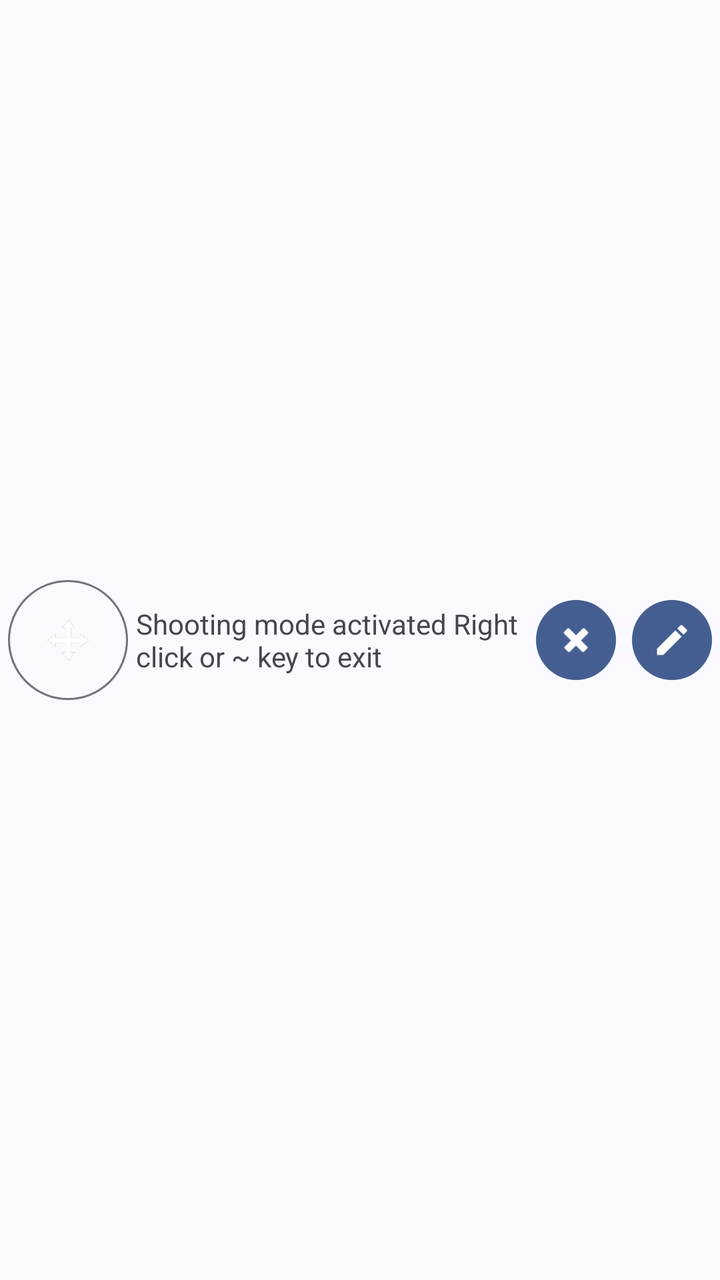
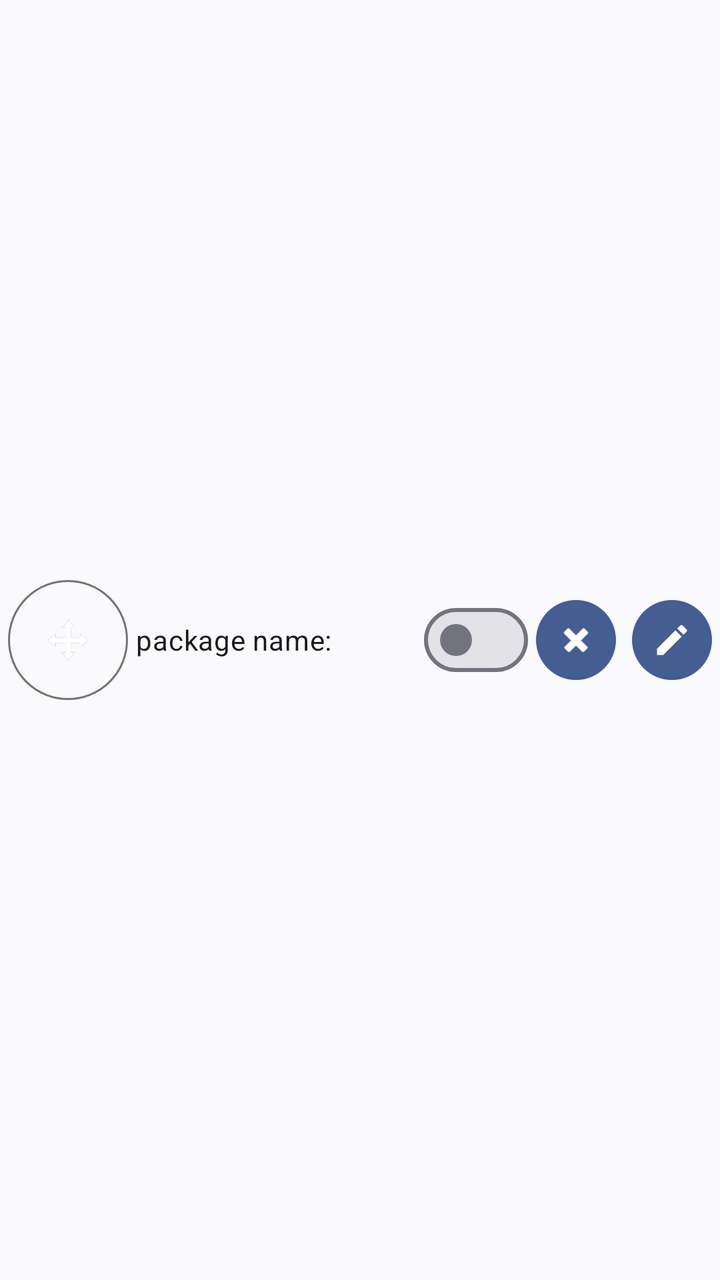

Screens rendered from an Android XML layout before and after an edit, with the pre-edit source and the edit as a unified diff.
<!-- AndroidManifest.xml: application theme Theme.XtMapper -->
<!-- res/layout/profile_row_item.xml -->
<?xml version="1.0" encoding="utf-8"?>
<androidx.constraintlayout.widget.ConstraintLayout xmlns:android="http://schemas.android.com/apk/res/android"
    xmlns:app="http://schemas.android.com/apk/res-auto"
    android:layout_width="match_parent"
    android:layout_height="wrap_content"
    android:gravity="center_vertical">

    <com.google.android.material.button.MaterialButton
        android:id="@+id/app_icon_button"
        style="@style/Widget.Material3.Button.IconButton.Outlined"
        android:layout_width="wrap_content"
        android:layout_height="wrap_content"
        app:icon="@mipmap/ic_launcher_foreground"
        app:iconSize="40dp"
        app:layout_constraintStart_toStartOf="parent"
        app:layout_constraintTop_toTopOf="parent"
        app:layout_constraintBottom_toBottomOf="parent"/>
    <ImageView
        android:id="@+id/app_icon"
        android:clickable="false"
        android:layout_width="40dp"
        android:layout_height="40dp"
        android:background="@mipmap/ic_launcher_foreground"
        app:layout_constraintCircle="@id/app_icon_button"
        app:layout_constraintStart_toStartOf="parent"
        app:layout_constraintBottom_toBottomOf="parent"/>

    <TextView
        android:id="@+id/textView"
        android:layout_width="0dp"
        android:layout_height="wrap_content"
        android:text="@string/mouse_aim_activated"
        app:layout_constraintStart_toEndOf="@id/app_icon_button"
        app:layout_constraintEnd_toStartOf="@id/delete_button"
        app:layout_constraintBottom_toBottomOf="parent"
        app:layout_constraintTop_toTopOf="parent" />

    <com.google.android.material.button.MaterialButton
        android:id="@+id/edit_button"
        style="@style/Widget.Material3.Button.IconButton.Filled"
        android:layout_width="wrap_content"
        android:layout_height="wrap_content"
        app:icon="@drawable/ic_create_white_36dp"
        app:layout_constraintBottom_toBottomOf="parent"
        app:layout_constraintEnd_toEndOf="parent"
        app:layout_constraintTop_toTopOf="parent" />

    <com.google.android.material.button.MaterialButton
        android:id="@+id/delete_button"
        style="@style/Widget.Material3.Button.IconButton.Filled"
        android:layout_width="wrap_content"
        android:layout_height="wrap_content"
        app:icon="@android:drawable/ic_delete"
        app:layout_constraintEnd_toStartOf="@id/edit_button"
        app:layout_constraintBottom_toBottomOf="parent"
        app:layout_constraintTop_toTopOf="parent" />

</androidx.constraintlayout.widget.ConstraintLayout>
<!-- resources referenced by this layout -->
<resources>
  <!-- drawable ic_create_white_36dp (drawable) -->
  <vector
      android:tint="#FFFFFF"
      android:viewportHeight="24.0" android:viewportWidth="24.0"
      android:width="36dp" android:height="36dp"
      xmlns:android="http://schemas.android.com/apk/res/android">
      <path android:fillColor="#FFFFFFFF"
          android:pathData="M3,17.25V21h3.75L17.81,9.94l-3.75,-3.75L3,17.25zM20.71,7.04c0.39,-0.39 0.39,-1.02 0,-1.41l-2.34,-2.34c-0.39,-0.39 -1.02,-0.39 -1.41,0l-1.83,1.83 3.75,3.75 1.83,-1.83z"/>
  </vector>
  <!-- mipmap ic_launcher_foreground: png bitmap (mipmap-hdpi, 2055 bytes) -->
  <string name="mouse_aim_activated">
          Shooting mode activated Right click or ~ key to exit
      </string>
  <style name="Theme.XtMapper" parent="Theme.Material3.DynamicColors.DayNight"> </style>
</resources>

<!-- the commit's change to res/layout/profile_row_item.xml (unified diff, before → after) -->
@@ -1,6 +1,7 @@
 <?xml version="1.0" encoding="utf-8"?>
 <androidx.constraintlayout.widget.ConstraintLayout xmlns:android="http://schemas.android.com/apk/res/android"
     xmlns:app="http://schemas.android.com/apk/res-auto"
+    xmlns:tools="http://schemas.android.com/tools"
     android:layout_width="match_parent"
     android:layout_height="wrap_content"
     android:gravity="center_vertical">
@@ -25,15 +26,7 @@
         app:layout_constraintStart_toStartOf="parent"
         app:layout_constraintBottom_toBottomOf="parent"/>
 
-    <TextView
-        android:id="@+id/textView"
-        android:layout_width="0dp"
-        android:layout_height="wrap_content"
-        android:text="@string/mouse_aim_activated"
-        app:layout_constraintStart_toEndOf="@id/app_icon_button"
-        app:layout_constraintEnd_toStartOf="@id/delete_button"
-        app:layout_constraintBottom_toBottomOf="parent"
-        app:layout_constraintTop_toTopOf="parent" />
+
 
     <com.google.android.material.button.MaterialButton
         android:id="@+id/edit_button"
@@ -55,4 +48,14 @@
         app:layout_constraintBottom_toBottomOf="parent"
         app:layout_constraintTop_toTopOf="parent" />
 
+    <com.google.android.material.materialswitch.MaterialSwitch
+        android:id="@+id/switch1"
+        android:layout_width="0dp"
+        android:layout_height="wrap_content"
+        android:text="@string/package_name"
+        app:layout_constraintStart_toEndOf="@id/app_icon_button"
+        app:layout_constraintEnd_toStartOf="@id/delete_button"
+        app:layout_constraintBottom_toBottomOf="parent"
+        app:layout_constraintTop_toTopOf="parent"/>
+
 </androidx.constraintlayout.widget.ConstraintLayout>
<!-- resource entries referenced after the edit -->
@@ -10,9 +10,7 @@
           android:pathData="M3,17.25V21h3.75L17.81,9.94l-3.75,-3.75L3,17.25zM20.71,7.04c0.39,-0.39 0.39,-1.02 0,-1.41l-2.34,-2.34c-0.39,-0.39 -1.02,-0.39 -1.41,0l-1.83,1.83 3.75,3.75 1.83,-1.83z"/>
   </vector>
   <!-- mipmap ic_launcher_foreground: png bitmap (mipmap-hdpi, 2055 bytes) -->
-  <string name="mouse_aim_activated">
-          Shooting mode activated Right click or ~ key to exit
-      </string>
+  <string name="package_name">package name: </string>
   <style name="Theme.XtMapper" parent="Theme.Material3.DynamicColors.DayNight"> </style>
 </resources>
 
